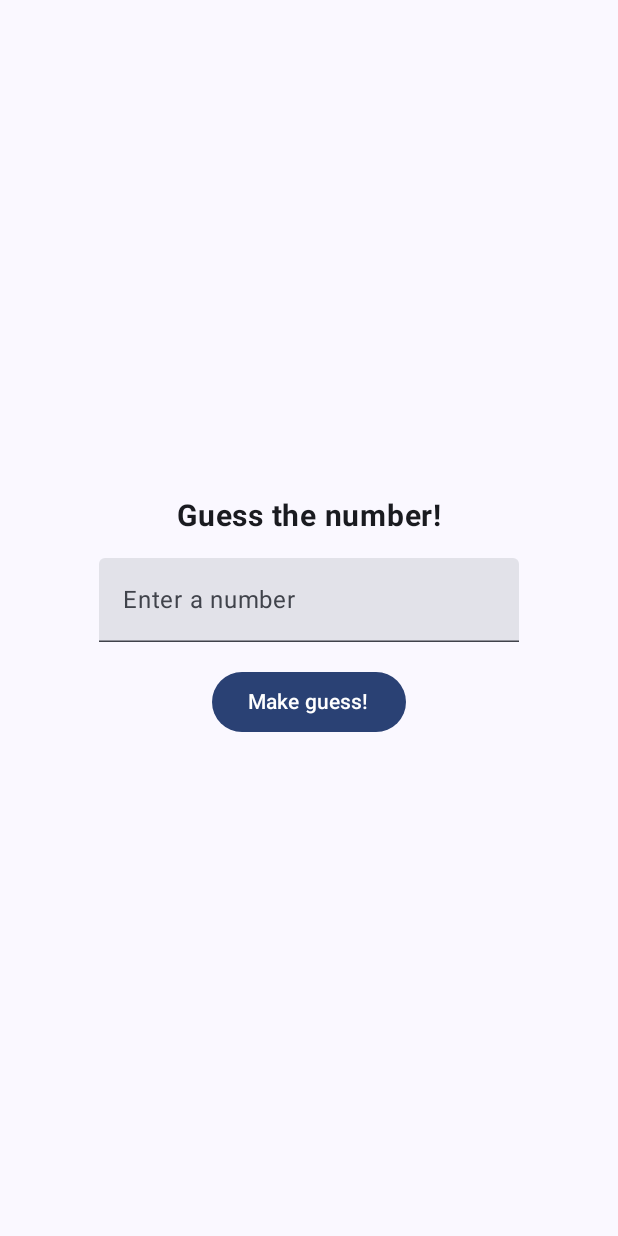
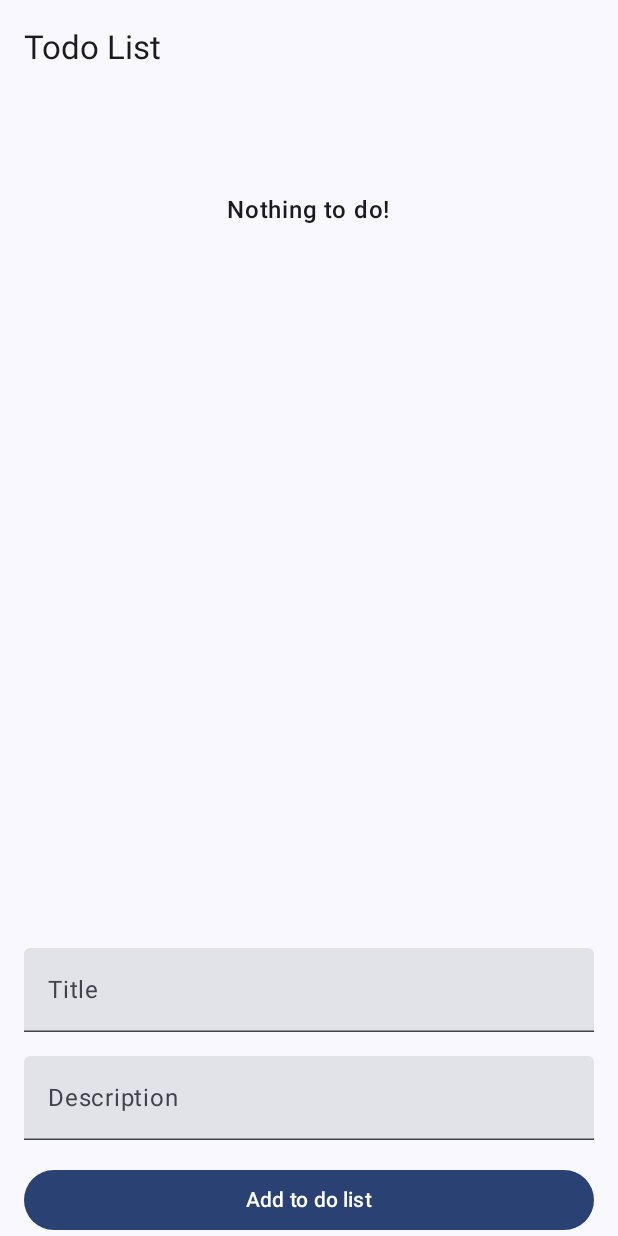
Before and after one commit to muliamaulana/JetpackComposeMasterClass, an Android app built with Jetpack Compose: the screen it shows after launch (MainActivity), on a phone screen of 412 x 824 dp. Run offline under Robolectric (Android 15) with nearby library versions, the phone set to English and light mode, and no system bars.

Commit message:
Homework Assigment 2

```diff
--- a/app/src/main/java/com/muliamaulana/jetpackcomposemasterclass/MainActivity.kt
+++ b/app/src/main/java/com/muliamaulana/jetpackcomposemasterclass/MainActivity.kt
@@ -6,22 +6,34 @@ import androidx.activity.compose.setContent
 import androidx.activity.enableEdgeToEdge
 import androidx.compose.foundation.layout.fillMaxSize
 import androidx.compose.foundation.layout.padding
+import androidx.compose.material3.ExperimentalMaterial3Api
 import androidx.compose.material3.Scaffold
 import androidx.compose.material3.Text
+import androidx.compose.material3.TopAppBar
 import androidx.compose.runtime.Composable
 import androidx.compose.ui.Modifier
 import androidx.compose.ui.tooling.preview.Preview
-import com.muliamaulana.jetpackcomposemasterclass.state_management.number_guess.NumberGuestScreenRoot
+import com.muliamaulana.jetpackcomposemasterclass.state_management.homework_assignment.TodoListScreenRoot
 import com.muliamaulana.jetpackcomposemasterclass.ui.theme.JetpackComposeMasterClassTheme
 
 class MainActivity : ComponentActivity() {
+    @OptIn(ExperimentalMaterial3Api::class)
     override fun onCreate(savedInstanceState: Bundle?) {
         super.onCreate(savedInstanceState)
         enableEdgeToEdge()
         setContent {
             JetpackComposeMasterClassTheme {
-                Scaffold(modifier = Modifier.fillMaxSize()) { innerPadding ->
-                    NumberGuestScreenRoot(
+                Scaffold(
+                    topBar = {
+                        TopAppBar(
+                            title = {
+                                Text(text = "Todo List")
+                            }
+                        )
+                    },
+                    modifier = Modifier.fillMaxSize()
+                ) { innerPadding ->
+                    TodoListScreenRoot(
                         modifier = Modifier.padding(innerPadding)
                     )
                 }
--- /dev/null
+++ b/app/src/main/java/com/muliamaulana/jetpackcomposemasterclass/state_management/homework_assignment/Todo.kt
@@ -0,0 +1,10 @@
+package com.muliamaulana.jetpackcomposemasterclass.state_management.homework_assignment
+
+/**
+ * Created by muliamaulana on 24/12/24.
+ */
+data class Todo(
+    var title: String,
+    var description: String,
+    var isChecked: Boolean
+)
--- /dev/null
+++ b/app/src/main/java/com/muliamaulana/jetpackcomposemasterclass/state_management/homework_assignment/TodoListScreen.kt
@@ -0,0 +1,168 @@
+package com.muliamaulana.jetpackcomposemasterclass.state_management.homework_assignment
+
+import androidx.compose.foundation.layout.Arrangement
+import androidx.compose.foundation.layout.Box
+import androidx.compose.foundation.layout.Column
+import androidx.compose.foundation.layout.Spacer
+import androidx.compose.foundation.layout.fillMaxSize
+import androidx.compose.foundation.layout.fillMaxWidth
+import androidx.compose.foundation.layout.height
+import androidx.compose.foundation.layout.padding
+import androidx.compose.foundation.lazy.LazyColumn
+import androidx.compose.foundation.lazy.items
+import androidx.compose.material3.Button
+import androidx.compose.material3.Text
+import androidx.compose.material3.TextField
+import androidx.compose.runtime.Composable
+import androidx.compose.runtime.collectAsState
+import androidx.compose.runtime.getValue
+import androidx.compose.ui.Alignment
+import androidx.compose.ui.Modifier
+import androidx.compose.ui.text.font.FontWeight
+import androidx.compose.ui.tooling.preview.Preview
+import androidx.compose.ui.unit.dp
+import androidx.lifecycle.viewmodel.compose.viewModel
+import com.muliamaulana.jetpackcomposemasterclass.ui.theme.JetpackComposeMasterClassTheme
+
+/**
+ * Created by muliamaulana on 25/12/24.
+ */
+
+@Composable
+fun TodoListScreenRoot(modifier: Modifier = Modifier) {
+
+    val viewmodel = viewModel<TodoListViewModel>()
+    val inputState by viewmodel.inputState.collectAsState()
+    val list by viewmodel.todos.collectAsState()
+
+    TodoListScreen(
+        modifier = modifier,
+        inputState = inputState,
+        list = list,
+        onActionInput = viewmodel::onActionInput,
+        onChecked = viewmodel::onChecked,
+        onDeleted = viewmodel::onDeleted
+    )
+}
+
+@Composable
+fun TodoListScreen(
+    modifier: Modifier = Modifier,
+    inputState: Todo? = null,
+    list: List<Todo> = emptyList(),
+    onActionInput: (InputTodoAction) -> Unit,
+    onDeleted: (Todo) -> Unit,
+    onChecked: (Todo) -> Unit
+) {
+
+    Column(
+        modifier = modifier
+            .fillMaxSize()
+            .padding(horizontal = 16.dp)
+    ) {
+        Box(
+            modifier = Modifier
+                .fillMaxSize()
+                .weight(1f),
+            contentAlignment = Alignment.TopCenter
+
+        ) {
+            if (list.isEmpty()) {
+                Text(
+                    text = "Nothing to do!",
+                    fontWeight = FontWeight.SemiBold,
+                    modifier = modifier,
+                )
+            } else {
+                ListScreen(
+                    modifier = Modifier,
+                    onDeleted = onDeleted,
+                    onChecked = onChecked,
+                    list = list,
+                )
+            }
+        }
+
+        Spacer(modifier = Modifier.height(16.dp))
+        TextField(
+            modifier = Modifier.fillMaxWidth(),
+            value = inputState?.title ?: "",
+            onValueChange = { newText ->
+                onActionInput(InputTodoAction.OnTitleChange(newText))
+            },
+            placeholder = {
+                Text(
+                    text = "Title",
+                )
+            }
+        )
+
+        Spacer(modifier = Modifier.height(16.dp))
+        TextField(
+            modifier = Modifier.fillMaxWidth(),
+            value = inputState?.description ?: "",
+            onValueChange = { newText ->
+                onActionInput(InputTodoAction.OnDescriptionChange(newText))
+            },
+            placeholder = {
+                Text(
+                    text = "Description",
+                )
+            }
+        )
+        Spacer(modifier = Modifier.height(16.dp))
+
+        Button(
+            onClick = {
+                onActionInput(InputTodoAction.OnSubmit)
+            },
+            modifier = Modifier.fillMaxWidth()
+        ) {
+            Text("Add to do list")
+        }
+    }
+
+}
+
+@Composable
+fun ListScreen(
+    modifier: Modifier = Modifier,
+    onDeleted: (Todo) -> Unit,
+    onChecked: (Todo) -> Unit,
+    list: List<Todo> = emptyList()
+) {
+    LazyColumn(
+        modifier = modifier,
+        verticalArrangement = Arrangement.spacedBy(16.dp) // Adds space between items
+    ) {
+        items(list) { item ->
+            TodoListItemScreen(
+                todo = item,
+                onChecked = {
+                    onChecked(item)
+                },
+                onDelete = {
+                    onDeleted(item)
+                }
+            )
+
+        }
+    }
+}
+
+@Preview(showBackground = true)
+@Composable
+fun TodoListScreenPreview() {
+    JetpackComposeMasterClassTheme {
+        var list = listOf<Todo>()
+        for (i in 0..10) {
+            list = list + Todo("Item $i", "Description $i", false)
+        }
+        TodoListScreen(
+            list = list,
+            onActionInput = {},
+            onChecked = {},
+            onDeleted = {}
+        )
+    }
+}
```
Also changed, not shown: app/src/main/java/com/muliamaulana/jetpackcomposemasterclass/state_management/homework_assignment/InputTodoAction.kt (added, +11 -0 lines), app/src/main/java/com/muliamaulana/jetpackcomposemasterclass/state_management/homework_assignment/TodoListItemScreen.kt (added, +103 -0 lines), app/src/main/java/com/muliamaulana/jetpackcomposemasterclass/state_management/homework_assignment/TodoListViewModel.kt (added, +73 -0 lines), app/src/main/java/com/muliamaulana/jetpackcomposemasterclass/state_management/homework_assignment1/Todo.kt (deleted, +0 -10 lines), app/src/main/java/com/muliamaulana/jetpackcomposemasterclass/state_management/homework_assignment1/TodoListItemScreen.kt (deleted, +0 -91 lines), app/src/main/java/com/muliamaulana/jetpackcomposemasterclass/state_management/homework_assignment1/TodoListViewModel.kt (deleted, +0 -21 lines).
